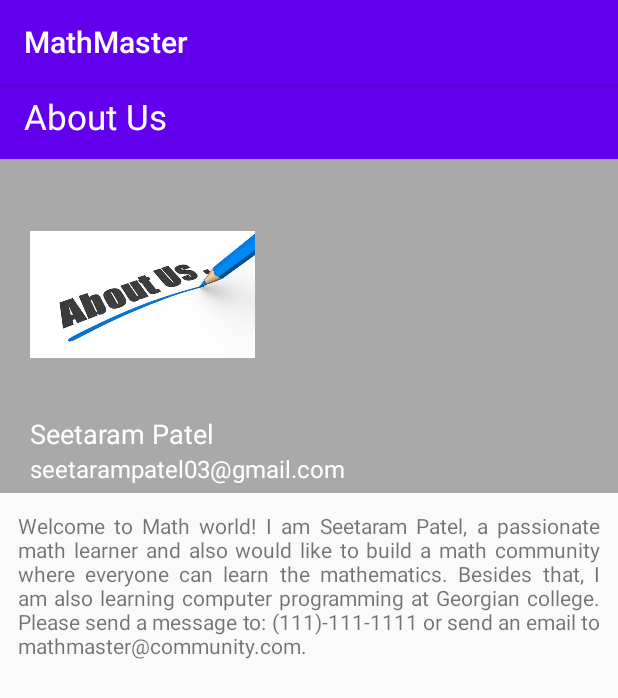
After one commit to seetarampatel/math-master, an Android app: the AboutUsActivity screen opened directly, with no data from a screen before it, on a phone screen of 412 x 824 dp. The commit adds this screen. Shown: the top 698 px of the screen. Run offline under Robolectric (Android 15) with nearby library versions, the phone set to English and light mode, and no system bars.

Commit message:
About Us Activity Implemented

```diff
--- a/app/build.gradle
+++ b/app/build.gradle
@@ -32,6 +32,8 @@ dependencies {
     implementation 'androidx.appcompat:appcompat:1.2.0'
     implementation 'androidx.constraintlayout:constraintlayout:2.0.1'
     implementation 'com.google.firebase:firebase-firestore:21.4.0'
+    implementation 'androidx.recyclerview:recyclerview:1.1.0'
+    implementation 'com.google.android.material:material:1.2.1'
     testImplementation 'junit:junit:4.12'
     androidTestImplementation 'androidx.test.ext:junit:1.1.2'
     androidTestImplementation 'androidx.test.espresso:espresso-core:3.3.0'
--- /dev/null
+++ b/app/src/main/java/com/example/all_in_one_math/AboutUsActivity.kt
@@ -0,0 +1,11 @@
+package com.example.all_in_one_math
+
+import androidx.appcompat.app.AppCompatActivity
+import android.os.Bundle
+
+class AboutUsActivity : AppCompatActivity() {
+    override fun onCreate(savedInstanceState: Bundle?) {
+        super.onCreate(savedInstanceState)
+        setContentView(R.layout.activity_about_us)
+    }
+}
--- a/app/src/main/java/com/example/all_in_one_math/SignInActivity.kt
+++ b/app/src/main/java/com/example/all_in_one_math/SignInActivity.kt
@@ -41,7 +41,7 @@ class SignInActivity : AppCompatActivity() {
                 // check for the successful sign-in of user
                 val user = FirebaseAuth.getInstance().currentUser
                 // send the user to Main activity
-                val intent = Intent(applicationContext, MainActivity::class.java)
+                val intent = Intent(applicationContext, FormulaActivity::class.java)
                 startActivity(intent)
             } else {
                 // If sign-in not happened successfully, then display the message to the user
--- /dev/null
+++ b/app/src/main/res/drawable/ic_baseline_arrow_back_24.xml
@@ -0,0 +1,5 @@
+<vector android:height="24dp" android:tint="#FFFFFF"
+    android:viewportHeight="24" android:viewportWidth="24"
+    android:width="24dp" xmlns:android="http://schemas.android.com/apk/res/android">
+    <path android:fillColor="@android:color/white" android:pathData="M20,11H7.83l5.59,-5.59L12,4l-8,8 8,8 1.41,-1.41L7.83,13H20v-2z"/>
+</vector>
--- /dev/null
+++ b/app/src/main/res/layout/activity_about_us.xml
@@ -0,0 +1,86 @@
+<?xml version="1.0" encoding="utf-8"?>
+<androidx.constraintlayout.widget.ConstraintLayout xmlns:android="http://schemas.android.com/apk/res/android"
+    xmlns:app="http://schemas.android.com/apk/res-auto"
+    xmlns:tools="http://schemas.android.com/tools"
+    android:layout_width="match_parent"
+    android:layout_height="match_parent"
+    tools:context=".AboutUsActivity">
+
+    <TextView
+        android:id="@+id/aboutUsHeadingTextView"
+        android:layout_width="match_parent"
+        android:layout_height="@dimen/title_height"
+        android:background="@color/colorPrimary"
+        android:text="@string/about_us_header"
+        android:textColor="@color/white"
+        android:textSize="@dimen/heading"
+        android:textFontWeight="700"
+        app:layout_constraintStart_toStartOf="parent"
+        app:layout_constraintTop_toTopOf="parent"
+        android:paddingTop="@dimen/title_top_padding"
+        android:paddingLeft="@dimen/title_left_padding"/>
+
+
+    <LinearLayout
+        android:id="@+id/aboutUsLinearLayout"
+        android:layout_width="match_parent"
+        android:layout_height="wrap_content"
+        android:background="@color/darkGray"
+        android:orientation="vertical"
+        app:layout_constraintTop_toBottomOf="@+id/aboutUsHeadingTextView"
+        android:paddingLeft="20dp"
+        android:paddingTop="15dp"
+        android:paddingBottom="5dp">
+
+        <ImageView
+            android:id="@+id/aboutUsPhoto"
+            android:layout_width="150dp"
+            android:layout_height="150dp"
+            android:paddingTop="0dp"
+            android:paddingBottom="0dp"
+            android:src="@drawable/about_us_image"
+            app:layout_constraintBottom_toTopOf="@+id/developerNameTextView"
+            app:layout_constraintEnd_toEndOf="parent"
+            app:layout_constraintStart_toStartOf="parent"
+            app:layout_constraintTop_toBottomOf="@+id/aboutUsHeadingTextView" />
+
+        <TextView
+            android:id="@+id/developerNameTextView"
+            android:layout_width="wrap_content"
+            android:layout_height="wrap_content"
+            android:layout_marginTop="5dp"
+            android:text="Seetaram Patel"
+            android:textColor="@color/white"
+            android:textStyle="bold"
+            android:textFontWeight="500"
+            android:textSize="18sp" />
+
+        <TextView
+            android:id="@+id/developerGmailTextView"
+            android:layout_width="wrap_content"
+            android:layout_height="wrap_content"
+            android:text="seetarampatel03@gmail.com"
+            android:textColor="@color/white"
+            android:textFontWeight="400"
+            android:textSize="16sp"/>
+
+    </LinearLayout>
+
+    <TextView
+        android:id="@+id/aboutUsDescriptionTextView"
+        android:layout_width="0dp"
+        android:layout_height="wrap_content"
+        android:layout_marginStart="8dp"
+        android:layout_marginTop="8dp"
+        android:layout_marginEnd="8dp"
+        android:layout_marginBottom="8dp"
+        android:inputType="textMultiLine"
+        android:padding="4dp"
+        app:layout_constraintEnd_toEndOf="parent"
+        app:layout_constraintStart_toStartOf="parent"
+        app:layout_constraintTop_toBottomOf="@+id/aboutUsLinearLayout"
+        android:justificationMode="inter_word"
+        android:text="Welcome to Math world! I am Seetaram Patel, a passionate math learner and also would like to build a math community where everyone can learn the mathematics. Besides that, I am also learning computer programming at Georgian college. Please send a message to: (111)-111-1111 or send an email to mathmaster@community.com." />
+
+
+</androidx.constraintlayout.widget.ConstraintLayout>
--- a/app/src/main/res/values/colors.xml
+++ b/app/src/main/res/values/colors.xml
@@ -3,4 +3,6 @@
     <color name="colorPrimary">#6200EE</color>
     <color name="colorPrimaryDark">#3700B3</color>
     <color name="colorAccent">#03DAC5</color>
+    <color name="white">#FFFFFF</color>
+    <color name="darkGray">#A9A9A9</color>
 </resources>
--- /dev/null
+++ b/app/src/main/res/values/dimens.xml
@@ -0,0 +1,12 @@
+<?xml version="1.0" encoding="utf-8"?>
+<resources>
+    <dimen name="heading">23sp</dimen>
+    <dimen name="photo_height">120dp</dimen>
+    <dimen name="title_left_padding">16dp</dimen>
+    <dimen name="title_height">50dp</dimen>
+    <dimen name="title_top_padding">6dp</dimen>
+    <dimen name="fab_margin">16dp</dimen>
+    <dimen name="app_bar_height">200dp</dimen>
+    <dimen name="item_width">200dp</dimen>
+    <dimen name="text_margin">16dp</dimen>
+</resources>
--- /dev/null
+++ b/app/src/main/res/values/themes.xml
@@ -0,0 +1,11 @@
+<resources>
+
+    <style name="AppTheme.NoActionBar">
+        <item name="windowActionBar">false</item>
+        <item name="windowNoTitle">true</item>
+    </style>
+
+    <style name="AppTheme.AppBarOverlay" parent="ThemeOverlay.AppCompat.Dark.ActionBar" />
+
+    <style name="AppTheme.PopupOverlay" parent="ThemeOverlay.AppCompat.Light" />
+</resources>
```
Also changed, not shown: app/src/main/AndroidManifest.xml (+29 -2 lines), app/src/main/java/com/example/all_in_one_math/FormulaActivity.kt (added, +11 -0 lines), app/src/main/res/layout/activity_formula.xml (added, +57 -0 lines), app/src/main/res/layout/activity_main.xml (+1 -12 lines), app/src/main/res/values/strings.xml (+7 -1 lines), app/src/main/about_us_photo-playstore.png (added), app/src/main/res/drawable/about_us_image.jpg (added).
